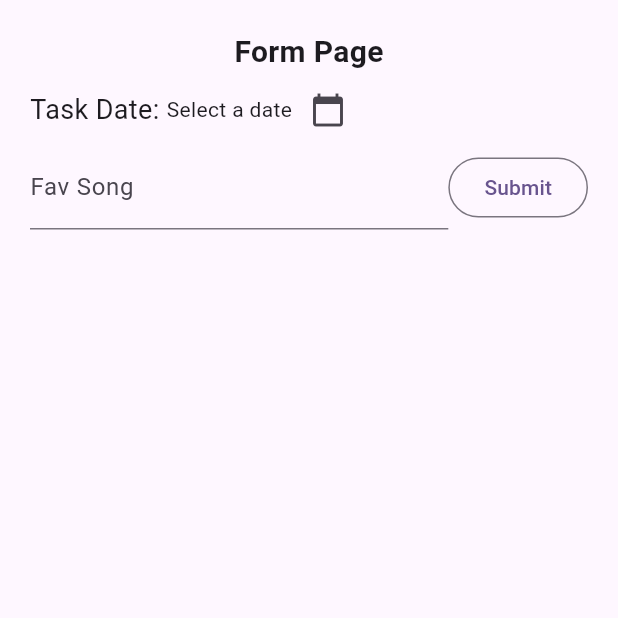
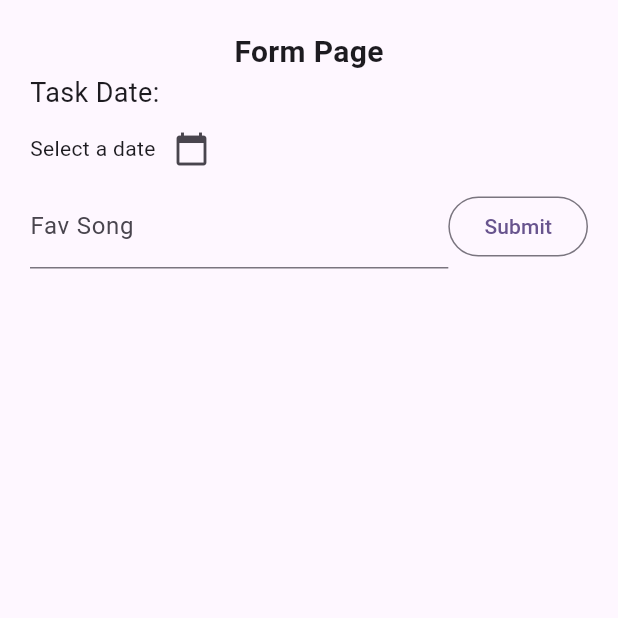
Before and after one commit to DimasCW/TodoApp_0163, a Flutter app: the screen it shows after launch, on a phone screen of 412 x 824 dp, the top half of it. Run offline on Flutter 3.47's test engine with Material 3 defaults, Android fonts, the phone set to English and light mode, and no system bars.

Commit message:
menyesuiaikan tampilan select date

```diff
--- a/lib/profile_pages.dart
+++ b/lib/profile_pages.dart
@@ -66,8 +66,9 @@ class _ProfilePageState extends State<ProfilePage> {
               ),
               Row(
                 children: [
-                  Text("Task Date: ", style: TextStyle(fontSize: 18)),
-            Row(
+                  Text("Task Date: ", style: TextStyle(fontSize: 18)),],
+              ),
+              Row(
               children: [
                 Text(_selectedDate == null
                     ? "Select a date"
@@ -78,8 +79,6 @@ class _ProfilePageState extends State<ProfilePage> {
                 ),
               ],
             ),
-                ],
-              ),
               Form(
                 key: key,
                 child: Row(
```
